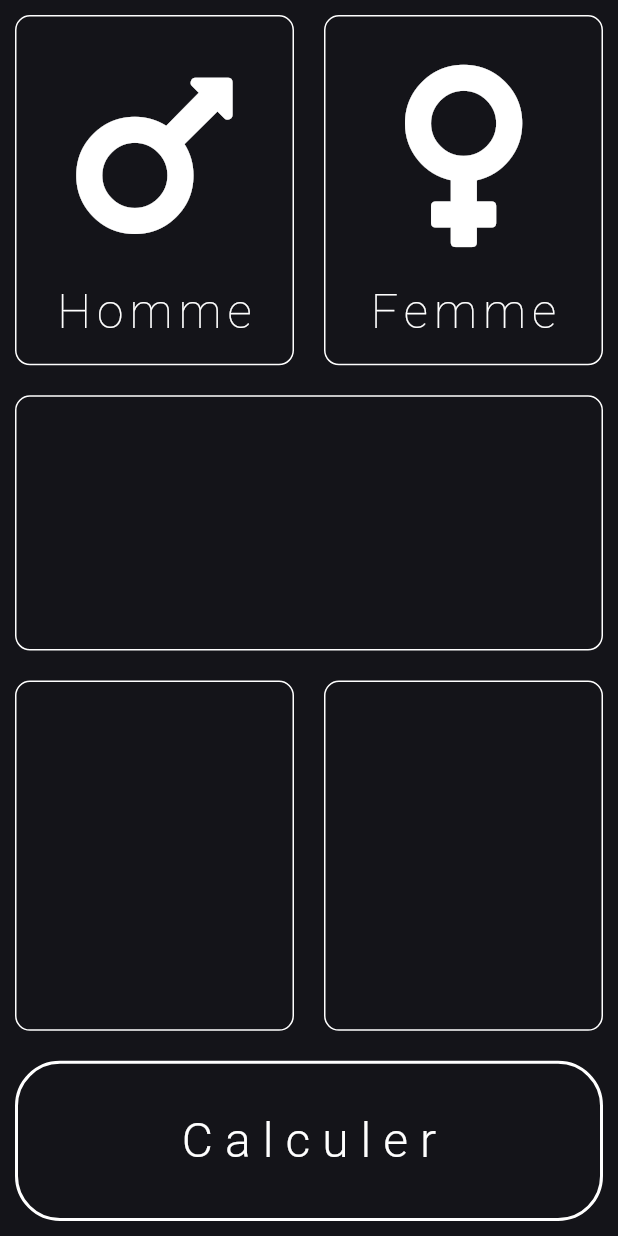
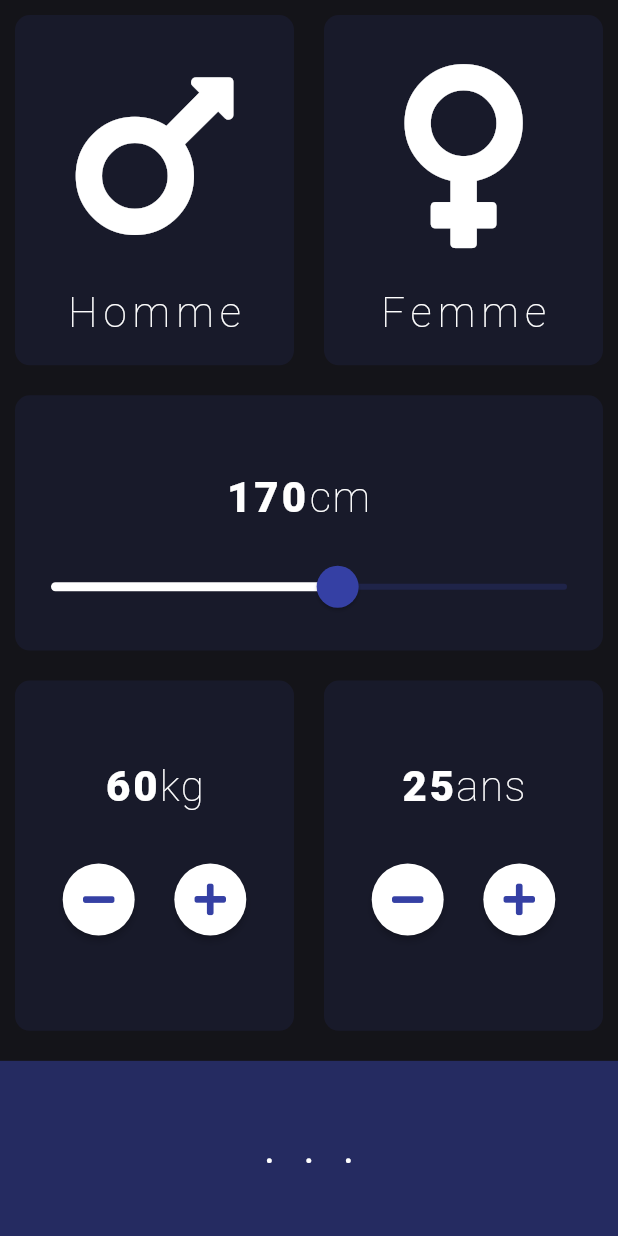
Before and after one commit to Werner-Sdn/IMC-Calculator, a Flutter app: the screen it shows after launch, on a phone screen of 412 x 824 dp. Run offline on Flutter 3.47's test engine with Material 2 defaults, Android fonts, the light colour scheme and no system bars; drawn by our look-alikes of auto_size_text; our stand-ins replace font_awesome_flutter.

Commit message:
input page finished

```diff
--- a/lib/gender_info.dart
+++ b/lib/gender_info.dart
@@ -1,6 +1,12 @@
+import 'package:com/shared.dart';
 import 'package:flutter/material.dart';
 import 'package:auto_size_text/auto_size_text.dart';
 import 'package:font_awesome_flutter/font_awesome_flutter.dart';
+
+enum Gender {
+  male,
+  female,
+}
 
 class GenderInfo extends StatelessWidget {
   final LayoutBuilder maleIcon = LayoutBuilder(builder: (context, constraint) {
@@ -10,14 +16,15 @@ class GenderInfo extends StatelessWidget {
       color: Colors.white,
     );
   });
-  final LayoutBuilder femaleIcon =
-      LayoutBuilder(builder: (context, constraint) {
-    return Icon(
-      FontAwesomeIcons.venus,
-      size: constraint.biggest.height,
-      color: Colors.white,
-    );
-  });
+  final LayoutBuilder femaleIcon = LayoutBuilder(
+    builder: (context, constraint) {
+      return Icon(
+        FontAwesomeIcons.venus,
+        size: constraint.biggest.height,
+        color: Colors.white,
+      );
+    },
+  );
 
   final LayoutBuilder genderIcon;
   final String genderText;
@@ -40,12 +47,7 @@ class GenderInfo extends StatelessWidget {
           child: Center(
             child: AutoSizeText(
               genderText,
-              style: TextStyle(
-                color: Colors.white,
-                fontSize: 32,
-                letterSpacing: 4,
-                fontWeight: FontWeight.w200,
-              ),
+              style: kTextStyle,
             ),
           ),
         ),
--- /dev/null
+++ b/lib/height_info.dart
@@ -0,0 +1,65 @@
+import 'package:flutter/material.dart';
+import 'shared.dart';
+import 'package:auto_size_text/auto_size_text.dart';
+
+class HeightSlider extends StatelessWidget {
+  final int height;
+  final Function onChanged;
+
+  HeightSlider({@required this.height, @required this.onChanged});
+
+  @override
+  Widget build(BuildContext context) {
+    return SliderTheme(
+      data: SliderTheme.of(context).copyWith(
+        activeTrackColor: Colors.white,
+        inactiveTrackColor: kActiveInputColor,
+        thumbColor: kDeepBlue,
+        thumbShape: RoundSliderThumbShape(enabledThumbRadius: 14),
+        overlayColor: Color(0x703540A4),
+        overlayShape: RoundSliderOverlayShape(overlayRadius: 24),
+      ),
+      child: Slider(
+        value: height.toDouble(),
+        min: 120,
+        max: 210,
+        onChanged: onChanged,
+      ),
+    );
+  }
+}
+
+class HeightText extends StatelessWidget {
+  final int height;
+
+  HeightText({@required this.height});
+
+  @override
+  Widget build(BuildContext context) {
+    return Row(
+      children: <Widget>[
+        Expanded(
+          child: Align(
+            alignment: Alignment.bottomRight,
+            child: AutoSizeText(
+              height.toString(),
+              style: kDigitStyle,
+              textAlign: TextAlign.end,
+            ),
+          ),
+        ),
+        Expanded(
+          child: Align(
+            alignment: Alignment.bottomLeft,
+            child: AutoSizeText(
+              'cm',
+              style: kTextStyle.copyWith(
+                letterSpacing: 1,
+              ),
+            ),
+          ),
+        )
+      ],
+    );
+  }
+}
--- a/lib/input_container.dart
+++ b/lib/input_container.dart
@@ -3,20 +3,21 @@ import 'package:flutter/material.dart';
 class InputContainer extends StatelessWidget {
   final Color color;
   final Widget child;
+  final Function onTap;
 
-  InputContainer({@required this.color, this.child});
+  InputContainer({@required this.color, this.child, this.onTap});
   @override
   Widget build(BuildContext context) {
-    return Container(
-      margin: EdgeInsets.all(10),
-      decoration: BoxDecoration(
+    return GestureDetector(
+      onTap: onTap,
+      child: Container(
+        margin: EdgeInsets.all(10),
+        decoration: BoxDecoration(
           color: color,
           borderRadius: BorderRadius.circular(10),
-          border: Border.all(
-            width: 1.0,
-            color: Colors.white,
-          )),
-      child: child,
+        ),
+        child: child,
+      ),
     );
   }
 }
--- a/lib/input_page.dart
+++ b/lib/input_page.dart
@@ -1,11 +1,11 @@
 import 'package:flutter/cupertino.dart';
 import 'package:flutter/material.dart';
+import 'package:font_awesome_flutter/font_awesome_flutter.dart';
 import 'gender_info.dart';
 import 'next_button.dart';
 import 'input_container.dart';
-
-const Color inactiveInputColor = Color(0xFF141419);
-const Color activeInputColor = Color(0xFF2B2B30);
+import 'shared.dart';
+import 'height_info.dart';
 
 GenderInfo genderInfo = GenderInfo();
 
@@ -15,53 +15,88 @@ class InputPage extends StatefulWidget {
 }
 
 class _InputPageState extends State<InputPage> {
-  bool maleSelected = false;
-  bool femaleSelected = false;
+  Gender genderSelected;
+  int height = 170;
+  int weight = 60;
+  int age = 25;
+  bool isHeightActive = false;
+  bool isWeightActive = false;
+  bool isAgeActive = false;
 
   Color getGenderColor(gender) {
-    return gender ? activeInputColor : inactiveInputColor;
+    return genderSelected == gender ? kActiveInputColor : kInactiveInputColor;
+  }
+
+  Color getSliderColor(isHeightActive) {
+    return isHeightActive ? kActiveInputColor : kInactiveInputColor;
+  }
+
+  Color getWeightColor(isWeightActive) {
+    return isWeightActive ? kActiveInputColor : kInactiveInputColor;
+  }
+
+  Color getAgeColor(isAgeActive) {
+    return isAgeActive ? kActiveInputColor : kInactiveInputColor;
+  }
+
+  String getCalculateText() {
+    if (isVisible() && genderSelected == Gender.male) {
+      return 'Belle Balisse?';
+    } else if (isVisible() && genderSelected == Gender.female) {
+      return 'Bonnasse?';
+    } else {
+      return '. . .';
+    }
+  }
+
+  Color getCalculateColor() {
+    return isVisible() ? kDeepBlue : Color(0x843540A4);
+  }
+
+  bool isVisible() {
+    return genderSelected != null &&
+            isHeightActive == true &&
+            isWeightActive == true &&
+            isAgeActive == true
+        ? true
+        : false;
   }
 
   @override
   Widget build(BuildContext context) {
     return SafeArea(
       child: Column(
+        crossAxisAlignment: CrossAxisAlignment.stretch,
         children: <Widget>[
           Expanded(
             flex: 4,
             child: Row(
               children: <Widget>[
                 Expanded(
-                  child: GestureDetector(
+                  child: InputContainer(
                     onTap: () {
                       setState(() {
-                        maleSelected = true;
-                        femaleSelected = false;
+                        genderSelected = Gender.male;
                       });
                     },
-                    child: InputContainer(
-                      color: getGenderColor(maleSelected),
+                    color: getGenderColor(Gender.male),
                     child: GenderInfo(
                       genderIcon: genderInfo.maleIcon,
                       genderText: 'Homme',
                     ),
                   ),
                 ),
-                ),
                 Expanded(
-                  child: GestureDetector(
+                  child: InputContainer(
                     onTap: () {
                       setState(() {
-                        femaleSelected = true;
-                        maleSelected = false;
+                        genderSelected = Gender.female;
                       });
                     },
-                    child: InputContainer(
-                      color: getGenderColor(femaleSelected),
+                    color: getGenderColor(Gender.female),
                     child: GenderInfo(
                       genderIcon: genderInfo.femaleIcon,
                       genderText: 'Femme',
-                      ),
                     ),
                   ),
                 ),
@@ -70,24 +105,137 @@ class _InputPageState extends State<InputPage> {
           ),
           Expanded(
             flex: 3,
-            child: InputContainer(color: inactiveInputColor),
+            child: InputContainer(
+              color: getSliderColor(isHeightActive),
+              child: Column(
+                children: <Widget>[
+                  Expanded(child: SizedBox()),
+                  Expanded(child: HeightText(height: height)),
+                  Expanded(
+                      flex: 2,
+                      child: HeightSlider(
+                        height: height,
+                        onChanged: (double newHeight) {
+                          isHeightActive = true;
+                          setState(() {
+                            height = newHeight.round();
+                          });
+                        },
+                      )),
+                ],
+              ),
+            ),
           ),
           Expanded(
             flex: 4,
             child: Row(
               children: <Widget>[
                 Expanded(
-                  child: InputContainer(color: inactiveInputColor),
+                  child: InputContainer(
+                    color: getWeightColor(isWeightActive),
+                    child: Column(
+                      children: <Widget>[
+                        Expanded(child: SizedBox()),
+                        Expanded(
+                          flex: 2,
+                          child: UnitText(
+                            value: weight,
+                            unit: 'kg',
+                          ),
                         ),
                         Expanded(
-                  child: InputContainer(color: inactiveInputColor),
+                          flex: 4,
+                          child: Row(
+                            children: <Widget>[
+                              Expanded(child: SizedBox()),
+                              Expanded(
+                                  flex: 4,
+                                  child: SimpleButton(
+                                      icon: FontAwesomeIcons.minus,
+                                      onPressed: () {
+                                        isWeightActive = true;
+                                        setState(() {
+                                          weight--;
+                                        });
+                                      })),
+                              Expanded(
+                                  flex: 4,
+                                  child: SimpleButton(
+                                      icon: FontAwesomeIcons.plus,
+                                      onPressed: () {
+                                        isWeightActive = true;
+                                        setState(() {
+                                          weight++;
+                                        });
+                                      })),
+                              Expanded(child: SizedBox()),
+                            ],
+                          ),
+                        ),
+                        Expanded(child: SizedBox()),
+                      ],
+                    ),
+                  ),
+                ),
+                Expanded(
+                  child: InputContainer(
+                    color: getAgeColor(isAgeActive),
+                    child: Column(
+                      children: <Widget>[
+                        Expanded(child: SizedBox()),
+                        Expanded(
+                          flex: 2,
+                          child: UnitText(
+                            value: age,
+                            unit: 'ans',
+                          ),
+                        ),
+                        Expanded(
+                          flex: 4,
+                          child: Row(
+                            children: <Widget>[
+                              Expanded(child: SizedBox()),
+                              Expanded(
+                                flex: 4,
+                                child: SimpleButton(
+                                  icon: FontAwesomeIcons.minus,
+                                  onPressed: () {
+                                    isAgeActive = true;
+                                    setState(() {
+                                      age--;
+                                    });
+                                  },
+                                ),
+                              ),
+                              Expanded(
+                                flex: 4,
+                                child: SimpleButton(
+                                    icon: FontAwesomeIcons.plus,
+                                    onPressed: () {
+                                      isAgeActive = true;
+                                      setState(() {
+                                        age++;
+                                      });
+                                    }),
+                              ),
+                              Expanded(child: SizedBox()),
+                            ],
+                          ),
+                        ),
+                        Expanded(child: SizedBox()),
+                      ],
+                    ),
+                  ),
                 ),
               ],
             ),
           ),
           Expanded(
             flex: 2,
-            child: NextButton(color: inactiveInputColor, text: 'Calculer'),
+            child: NextButton(
+              color: getCalculateColor(),
+              text: getCalculateText(),
+            ),
           ),
         ],
       ),
--- a/lib/next_button.dart
+++ b/lib/next_button.dart
@@ -1,5 +1,6 @@
 import 'package:flutter/material.dart';
 import 'package:auto_size_text/auto_size_text.dart';
+import 'shared.dart';
 
 class NextButton extends StatelessWidget {
   final String text;
@@ -10,20 +11,15 @@ class NextButton extends StatelessWidget {
   @override
   Widget build(BuildContext context) {
     return Container(
-      margin: EdgeInsets.all(10),
-      decoration: BoxDecoration(
-        color: color,
-        border: Border.all(width: 2, color: Colors.white),
-        borderRadius: BorderRadius.circular(30),
-      ),
+      margin: EdgeInsets.only(top: 10),
+      color: color,
       child: Center(
         child: AutoSizeText(
           text,
-          style: TextStyle(
-            fontSize: 32,
-            letterSpacing: 8,
-            color: Colors.white,
-            fontWeight: FontWeight.w300,
+          maxLines: 1,
+          style: kTextStyle.copyWith(
+            fontWeight: FontWeight.w400,
+            letterSpacing: 6,
           ),
         ),
       ),
--- /dev/null
+++ b/lib/shared.dart
@@ -0,0 +1,76 @@
+import 'package:flutter/material.dart';
+import 'package:auto_size_text/auto_size_text.dart';
+
+const Color kInactiveInputColor = Color(0x203540A4);
+const Color kActiveInputColor = Color(0x403540A4);
+const Color kDeepBlue = Color(0xFF3540A4);
+
+const kTextStyle = TextStyle(
+  color: Colors.white,
+  fontSize: 28,
+  letterSpacing: 4,
+  fontWeight: FontWeight.w200,
+);
+
+const kDigitStyle = TextStyle(
+  color: Colors.white,
+  fontSize: 28,
+  letterSpacing: 2,
+  fontWeight: FontWeight.w900,
+);
+
+class SimpleButton extends StatelessWidget {
+  final IconData icon;
+  final Function onPressed;
+
+  SimpleButton({@required this.icon, @required this.onPressed});
+
+  @override
+  Widget build(BuildContext context) {
+    return RawMaterialButton(
+      onPressed: onPressed,
+      shape: CircleBorder(),
+      fillColor: Colors.white,
+      constraints: BoxConstraints.tightFor(
+        width: 48,
+        height: 48,
+      ),
+      child: Icon(
+        icon,
+        color: kDeepBlue,
+      ),
+    );
+  }
+}
+
+class UnitText extends StatelessWidget {
+  final int value;
+  final String unit;
+
+  UnitText({@required this.value, @required this.unit});
+
+  @override
+  Widget build(BuildContext context) {
+    return Row(
+      mainAxisAlignment: MainAxisAlignment.center,
+      children: <Widget>[
+        Align(
+          alignment: Alignment.bottomRight,
+          child: AutoSizeText(
+            value.toString(),
+            style: kDigitStyle,
+          ),
+        ),
+        Align(
+          alignment: Alignment.bottomLeft,
+          child: AutoSizeText(
+            unit,
+            style: kTextStyle.copyWith(
+              letterSpacing: 1,
+            ),
+          ),
+        ),
+      ],
+    );
+  }
+}
```
Also changed, not shown: lib/weight_info.dart (added). Lines whose indentation alone changed are shown as unchanged.
